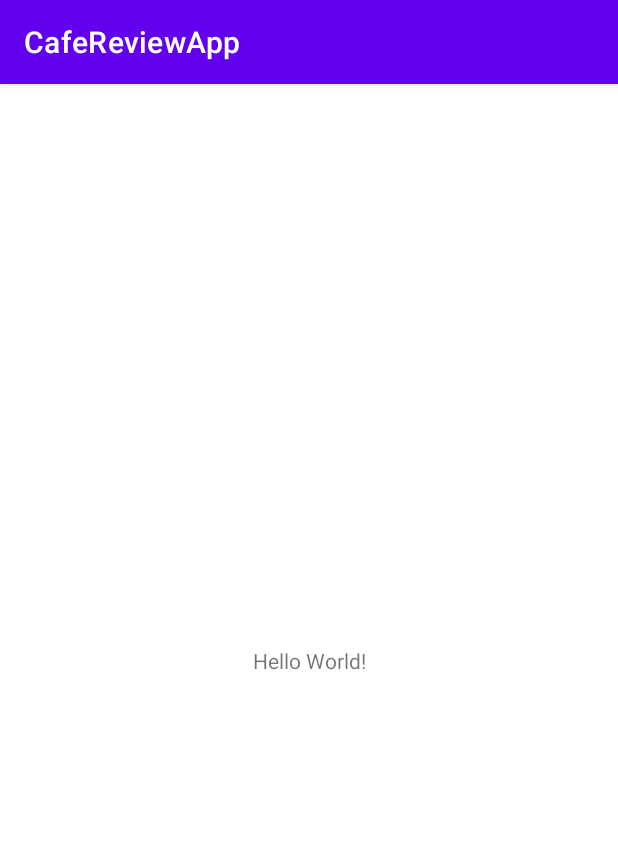
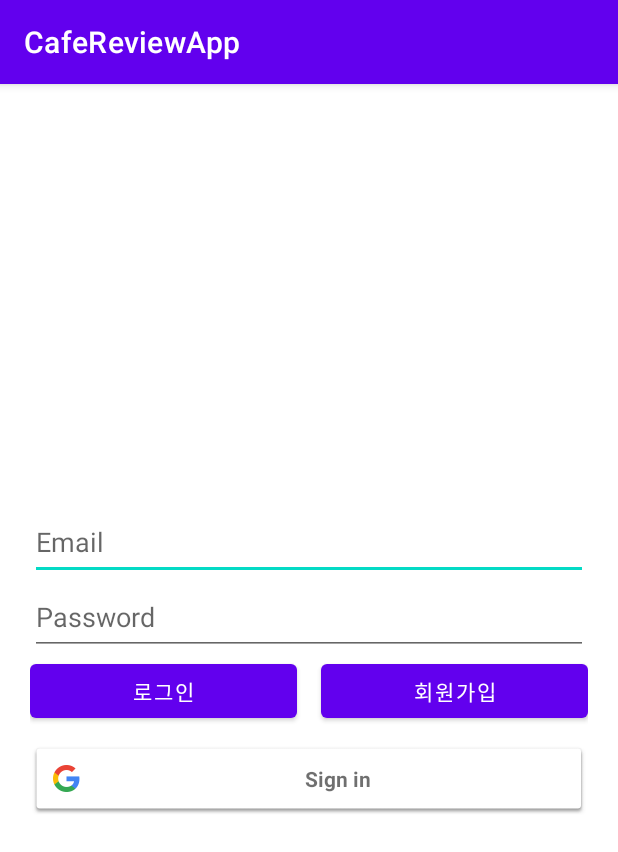
Before and after one commit to subinkim26/CafeReviewApp, an Android app: the screen it shows after launch (MainActivity), on a phone screen of 412 x 824 dp. Shown: the top 852 px of the screen. Run offline under Robolectric (Android 15) with nearby library versions, the phone set to English and light mode, and no system bars.

Commit message:
프로젝트 시작 로그인 페이지 구현

```diff
--- a/app/build.gradle
+++ b/app/build.gradle
@@ -34,6 +34,9 @@ android {
 
 dependencies {
 
+    implementation 'com.google.firebase:firebase-auth:18.0.0'
+    implementation 'com.google.android.gms:play-services-auth:17.0.0'
+
     implementation "org.jetbrains.kotlin:kotlin-stdlib:$kotlin_version"
     implementation 'androidx.core:core-ktx:1.3.2'
     implementation 'androidx.appcompat:appcompat:1.2.0'
--- a/app/src/main/AndroidManifest.xml
+++ b/app/src/main/AndroidManifest.xml
@@ -1,6 +1,9 @@
 <?xml version="1.0" encoding="utf-8"?>
 <manifest xmlns:android="http://schemas.android.com/apk/res/android"
     package="com.example.cafereviewapp">
+
+    <!--인터넷권한-->
+    <uses-permission android:name="android.permission.INTERNET" />
 
     <application
         android:allowBackup="true"
--- a/app/src/main/java/com/example/cafereviewapp/MainActivity.kt
+++ b/app/src/main/java/com/example/cafereviewapp/MainActivity.kt
@@ -6,6 +6,6 @@ import android.os.Bundle
 class MainActivity : AppCompatActivity() {
     override fun onCreate(savedInstanceState: Bundle?) {
         super.onCreate(savedInstanceState)
-        setContentView(R.layout.activity_main)
+        setContentView(R.layout.activity_login)
     }
 }
--- /dev/null
+++ b/app/src/main/res/layout/activity_login.xml
@@ -0,0 +1,62 @@
+<?xml version="1.0" encoding="utf-8"?>
+<LinearLayout xmlns:android="http://schemas.android.com/apk/res/android"
+    android:layout_width="match_parent"
+    android:layout_height="match_parent"
+    android:padding="20dp"
+    android:background="@color/white"
+    android:gravity="center"
+    android:orientation="vertical">
+
+    <LinearLayout
+        android:layout_width="match_parent"
+        android:layout_height="100dp"
+        android:orientation="vertical">
+        <EditText
+            android:id="@+id/edit_email"
+            android:hint="Email"
+            android:layout_width="match_parent"
+            android:layout_height="50dp"
+            android:inputType="textEmailAddress"
+            android:layout_gravity="center" />
+        <EditText
+            android:id="@+id/edit_password"
+            android:layout_width="match_parent"
+            android:layout_height="50dp"
+            android:inputType="textPassword"
+            android:hint="Password"
+            android:layout_gravity="center" />
+
+
+    </LinearLayout>
+
+    <LinearLayout
+        android:layout_width="match_parent"
+        android:layout_height="wrap_content"
+        android:orientation="horizontal" >
+
+        <Button
+            android:id="@+id/emailLoginBtn"
+            android:layout_width="wrap_content"
+            android:layout_height="wrap_content"
+            android:text="로그인"
+            android:layout_weight="1" />
+        <Button
+            android:id="@+id/registrationBtn"
+            android:layout_marginLeft="16dp"
+            android:layout_width="wrap_content"
+            android:layout_height="wrap_content"
+            android:text="회원가입"
+            android:layout_weight="1" />
+
+    </LinearLayout>
+
+    <!--Google Sign ln 부분-->
+    <com.google.android.gms.common.SignInButton
+        android:id="@+id/btn_googleSignln"
+        android:layout_height="wrap_content"
+        android:layout_marginTop="10dp"
+        android:layout_width="match_parent">
+
+    </com.google.android.gms.common.SignInButton>
+
+</LinearLayout>
--- a/app/src/main/res/values/strings.xml
+++ b/app/src/main/res/values/strings.xml
@@ -1,3 +1,4 @@
 <resources>
     <string name="app_name">CafeReviewApp</string>
+    <string name="default_web_client_id" />
 </resources>
--- a/build.gradle
+++ b/build.gradle
@@ -8,7 +8,7 @@ buildscript {
     dependencies {
         classpath "com.android.tools.build:gradle:4.1.1"
         classpath "org.jetbrains.kotlin:kotlin-gradle-plugin:$kotlin_version"
-
+        classpath 'com.google.gms:google-services:4.3.5'
         // NOTE: Do not place your application dependencies here; they belong
         // in the individual module build.gradle files
     }
```
Also changed, not shown: app/src/main/res/login/LoginActivity.kt (added, +141 -0 lines), gradle/wrapper/gradle-wrapper.properties, 1 other file.
